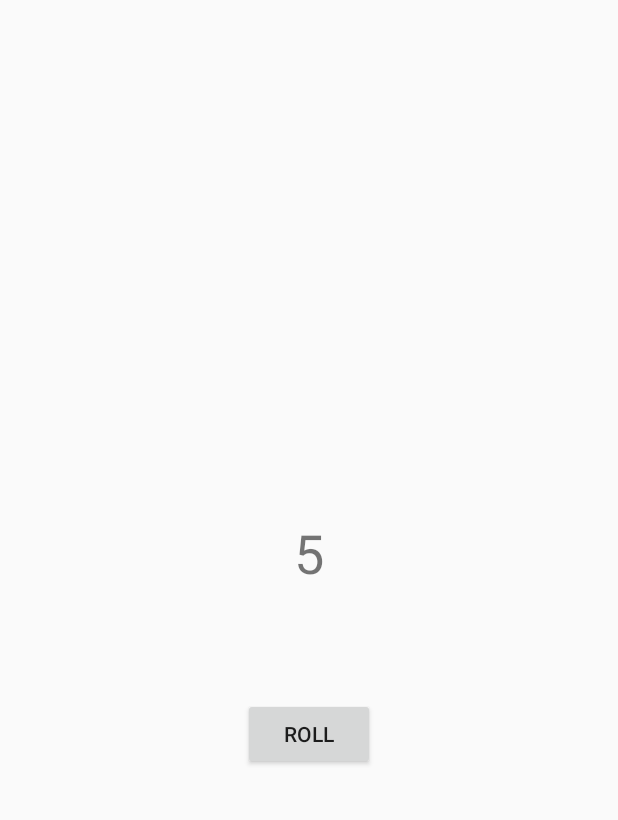
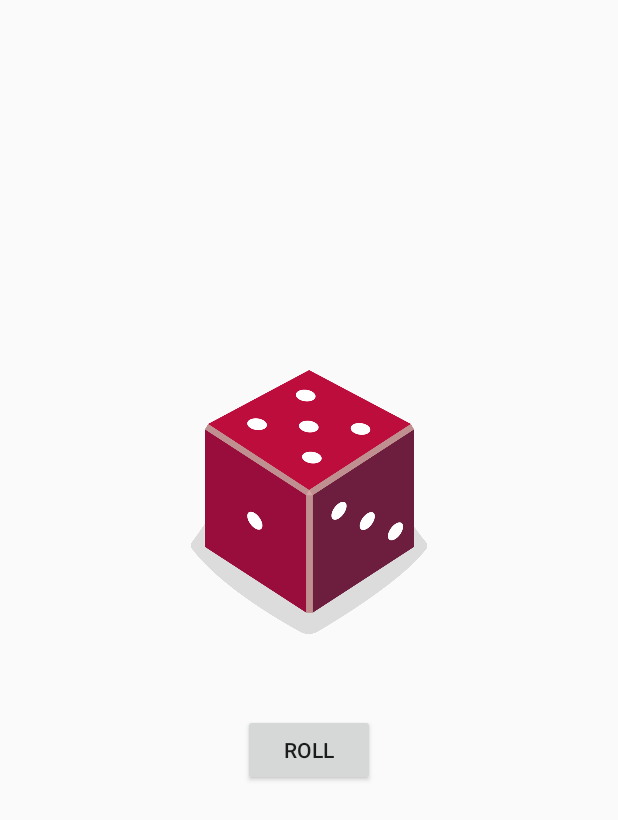
Before and after one commit to abcmgold/IT4785, an Android app built with Jetpack Compose: the MainActivity2 screen opened directly, with no data from a screen before it, after a tap on "ROLL", on a phone screen of 412 x 824 dp. Shown: the top 820 px of the screen. Run offline under Robolectric (Android 15) with nearby library versions, the phone set to English and light mode, and no system bars.

Commit message:
fix: update image dice

```diff
--- a/DiceRoller/app/src/main/java/com/example/diceroller/MainActivity2.kt
+++ b/DiceRoller/app/src/main/java/com/example/diceroller/MainActivity2.kt
@@ -2,7 +2,7 @@ package com.example.diceroller
 
 import android.os.Bundle
 import android.widget.Button
-import android.widget.TextView
+import android.widget.ImageView
 import androidx.activity.ComponentActivity
 
 class MainActivity2 : ComponentActivity() {
@@ -19,8 +19,16 @@ class MainActivity2 : ComponentActivity() {
 
     private fun rollDice() {
         val dice = Dice(6)
-        val resultTextView: TextView = findViewById(R.id.textView)
-        resultTextView.text = dice.roll().toString()
+        val diceRoll = dice.roll()
+        val diceImage: ImageView = findViewById(R.id.imageView)
+        when (diceRoll) {
+            1 -> diceImage.setImageResource(R.drawable.dice_1)
+            2 -> diceImage.setImageResource(R.drawable.dice_2)
+            3 -> diceImage.setImageResource(R.drawable.dice_3)
+            4 -> diceImage.setImageResource(R.drawable.dice_4)
+            5 -> diceImage.setImageResource(R.drawable.dice_5)
+            6 -> diceImage.setImageResource(R.drawable.dice_6)
+        }
     }
 }
 
--- a/DiceRoller/app/src/main/res/layout/activity_main.xml
+++ b/DiceRoller/app/src/main/res/layout/activity_main.xml
@@ -6,31 +6,24 @@
                                                    android:layout_height="match_parent"
                                                    tools:context=".MainActivity2">
 
-    <TextView
-        android:id="@+id/textView"
-        android:layout_width="wrap_content"
-        android:layout_height="wrap_content"
-        android:layout_marginStart="170dp"
-        android:layout_marginTop="333dp"
-        android:layout_marginEnd="170dp"
-        android:layout_marginBottom="31dp"
-        android:textSize="36sp"
-        app:layout_constraintBottom_toTopOf="@+id/button"
-        app:layout_constraintEnd_toEndOf="parent"
-        app:layout_constraintStart_toStartOf="parent"
-        app:layout_constraintTop_toTopOf="parent" />
-
     <Button
             android:id="@+id/button"
             android:layout_width="wrap_content"
             android:layout_height="wrap_content"
             android:layout_marginStart="160dp"
-        android:layout_marginTop="31dp"
             android:layout_marginEnd="160dp"
             android:layout_marginBottom="300dp"
             android:text="@string/roll"
             app:layout_constraintBottom_toBottomOf="parent"
             app:layout_constraintEnd_toEndOf="parent"
             app:layout_constraintStart_toStartOf="parent"
-        app:layout_constraintTop_toBottomOf="@+id/textView" />
+    />
+    <ImageView
+            android:layout_width="209dp"
+            android:layout_height="176dp" android:id="@+id/imageView"
+            app:layout_constraintTop_toTopOf="parent"
+            android:layout_marginTop="200dp" android:layout_marginEnd="101dp"
+            app:layout_constraintEnd_toEndOf="parent" android:layout_marginBottom="7dp"
+            app:layout_constraintBottom_toTopOf="@+id/button" app:layout_constraintStart_toStartOf="parent"
+            android:layout_marginStart="101dp" android:contentDescription="@string/todo"/>
 </androidx.constraintlayout.widget.ConstraintLayout>
--- a/DiceRoller/app/src/main/res/values/strings.xml
+++ b/DiceRoller/app/src/main/res/values/strings.xml
@@ -2,4 +2,5 @@
     <string name="app_name">Dice Roller</string>
     <string name="hello_world">HelloWorld</string>
     <string name="roll">Roll</string>
+    <string name="todo">TODO</string>
 </resources>
```
Also changed, not shown: DiceRoller/app/src/main/res/drawable/dice_1.png (added), DiceRoller/app/src/main/res/drawable/dice_2.png (added), DiceRoller/app/src/main/res/drawable/dice_3.png (added), DiceRoller/app/src/main/res/drawable/dice_4.png (added), DiceRoller/app/src/main/res/drawable/dice_5.png (added), DiceRoller/app/src/main/res/drawable/dice_6.png (added). Lines whose indentation alone changed are shown as unchanged.
